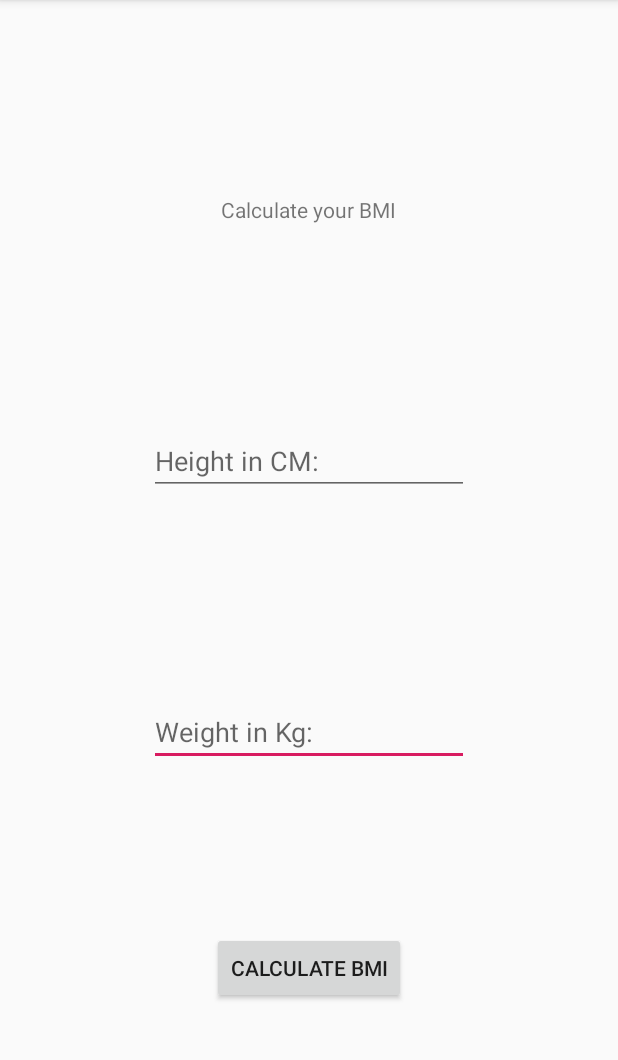
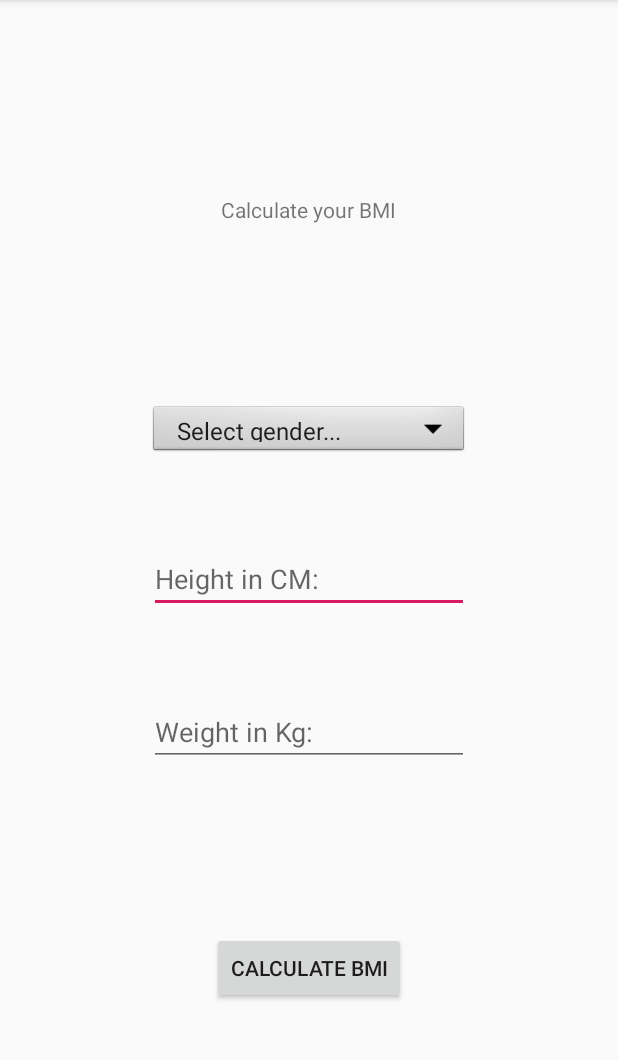
Before and after one commit to UPLukeet/Fitness-App, an Android app: the screen it shows after launch (MainActivity), on a phone screen of 412 x 824 dp, the part 84-1144 px from its top. Run offline under Robolectric (Android 15) with nearby library versions, the phone set to English and light mode, and no system bars.

Commit message:
addded dropdown menu/spinner

```diff
--- /dev/null
+++ b/app/src/main/java/com/example/test/Spinner.kt
@@ -0,0 +1,27 @@
+package com.example.test
+
+import androidx.appcompat.app.AppCompatActivity
+import android.os.Bundle
+import android.widget.Spinner
+import android.widget.ArrayAdapter
+import kotlinx.android.synthetic.main.activity_main.*
+
+class Spinner : AppCompatActivity() {
+
+    override fun onCreate(savedInstanceState: Bundle?) {
+        super.onCreate(savedInstanceState)
+        setContentView(R.layout.activity_main)
+
+        // Create an ArrayAdapter
+        val adapter = ArrayAdapter.createFromResource(
+            this,
+            R.array.gender_list, android.R.layout.simple_spinner_item
+        )
+        // Specify the layout to use when the list of choices appears
+        adapter.setDropDownViewResource(android.R.layout.simple_spinner_dropdown_item)
+        // Apply the adapter to the spinner
+        input_gender.adapter = adapter
+    }
+
+
+}
--- a/app/src/main/res/layout-v26/activity_main.xml
+++ b/app/src/main/res/layout-v26/activity_main.xml
@@ -5,6 +5,46 @@
     android:layout_width="match_parent"
     android:layout_height="match_parent"
     tools:context=".MainActivity">
+
+    <TextView
+        android:id="@+id/output_BMI"
+        android:layout_width="wrap_content"
+        android:layout_height="wrap_content"
+        android:text="@string/Calculate_your_BMI"
+        app:layout_constraintBottom_toBottomOf="parent"
+        app:layout_constraintHorizontal_bias="0.498"
+        app:layout_constraintLeft_toLeftOf="parent"
+        app:layout_constraintRight_toRightOf="parent"
+        app:layout_constraintTop_toTopOf="parent"
+        app:layout_constraintVertical_bias="0.174" />
+
+    <Spinner
+        android:id="@+id/input_gender"
+        android:layout_width="213dp"
+        android:layout_height="37dp"
+        android:background="@android:drawable/btn_dropdown"
+        android:spinnerMode="dropdown"
+        app:layout_constraintBottom_toTopOf="@+id/input_height"
+        app:layout_constraintEnd_toEndOf="parent"
+        app:layout_constraintStart_toStartOf="parent"
+        app:layout_constraintTop_toBottomOf="@+id/output_BMI"
+        app:layout_constraintVertical_bias="0.675"
+        android:entries="@array/gender_list"/>
+
+
+    <EditText
+        android:id="@+id/input_height"
+        android:layout_width="wrap_content"
+        android:layout_height="wrap_content"
+        android:autofillHints=""
+        android:ems="10"
+        android:hint="@string/height_in_cm"
+        android:inputType="number"
+        app:layout_constraintBottom_toTopOf="@+id/input_weight"
+        app:layout_constraintEnd_toEndOf="parent"
+        app:layout_constraintStart_toStartOf="parent"
+        app:layout_constraintTop_toBottomOf="@+id/output_BMI"
+        app:layout_constraintVertical_bias="0.79" />
 
     <EditText
         android:id="@+id/input_weight"
@@ -20,17 +60,6 @@
         app:layout_constraintVertical_bias="0.741"
         android:autofillHints="" />
 
-    <TextView
-        android:id="@+id/output_BMI"
-        android:layout_width="wrap_content"
-        android:layout_height="wrap_content"
-        android:text="@string/Calculate_your_BMI"
-        app:layout_constraintBottom_toBottomOf="parent"
-        app:layout_constraintHorizontal_bias="0.498"
-        app:layout_constraintLeft_toLeftOf="parent"
-        app:layout_constraintRight_toRightOf="parent"
-        app:layout_constraintTop_toTopOf="parent"
-        app:layout_constraintVertical_bias="0.174" />
 
     <Button
         android:id="@+id/btn_change_text"
@@ -43,17 +72,5 @@
         app:layout_constraintTop_toBottomOf="@+id/output_BMI"
         app:layout_constraintVertical_bias="0.827" />
 
-    <EditText
-        android:id="@+id/input_height"
-        android:layout_width="wrap_content"
-        android:layout_height="wrap_content"
-        android:ems="10"
-        android:hint="@string/height_in_cm"
-        android:inputType="number"
-        app:layout_constraintBottom_toTopOf="@+id/input_weight"
-        app:layout_constraintEnd_toEndOf="parent"
-        app:layout_constraintStart_toStartOf="parent"
-        app:layout_constraintTop_toBottomOf="@+id/output_BMI"
-        android:autofillHints="" />
 
 </androidx.constraintlayout.widget.ConstraintLayout>
--- a/app/src/main/res/layout/activity_main.xml
+++ b/app/src/main/res/layout/activity_main.xml
@@ -5,6 +5,48 @@
     android:layout_width="match_parent"
     android:layout_height="match_parent"
     tools:context=".MainActivity">
+
+
+
+    <TextView
+        android:id="@+id/output_BMI"
+        android:layout_width="wrap_content"
+        android:layout_height="wrap_content"
+        android:text="Calculate your BMI"
+        app:layout_constraintBottom_toBottomOf="parent"
+        app:layout_constraintHorizontal_bias="0.498"
+        app:layout_constraintLeft_toLeftOf="parent"
+        app:layout_constraintRight_toRightOf="parent"
+        app:layout_constraintTop_toTopOf="parent"
+        app:layout_constraintVertical_bias="0.174" />
+
+
+    <Spinner
+        android:id="@+id/input_gender"
+        android:layout_width="213dp"
+        android:layout_height="37dp"
+        android:background="@android:drawable/btn_dropdown"
+        android:spinnerMode="dropdown"
+        app:layout_constraintBottom_toTopOf="@+id/input_height"
+        app:layout_constraintEnd_toEndOf="parent"
+        app:layout_constraintStart_toStartOf="parent"
+        app:layout_constraintTop_toBottomOf="@+id/output_BMI"
+        app:layout_constraintVertical_bias="0.675" />
+
+    <EditText
+        android:id="@+id/input_height"
+        android:layout_width="wrap_content"
+        android:layout_height="wrap_content"
+        android:autofillHints=""
+        android:ems="10"
+        android:hint="@string/height_in_cm"
+        android:inputType="number"
+        app:layout_constraintBottom_toTopOf="@+id/input_weight"
+        app:layout_constraintEnd_toEndOf="parent"
+        app:layout_constraintStart_toStartOf="parent"
+        app:layout_constraintTop_toBottomOf="@+id/output_BMI"
+        app:layout_constraintVertical_bias="0.754"
+        tools:targetApi="o" />
 
     <EditText
         android:id="@+id/input_weight"
@@ -20,18 +62,6 @@
         app:layout_constraintVertical_bias="0.741"
         android:autofillHints="" tools:targetApi="o"/>
 
-    <TextView
-        android:id="@+id/output_BMI"
-        android:layout_width="wrap_content"
-        android:layout_height="wrap_content"
-        android:text="Calculate your BMI"
-        app:layout_constraintBottom_toBottomOf="parent"
-        app:layout_constraintHorizontal_bias="0.498"
-        app:layout_constraintLeft_toLeftOf="parent"
-        app:layout_constraintRight_toRightOf="parent"
-        app:layout_constraintTop_toTopOf="parent"
-        app:layout_constraintVertical_bias="0.174" />
-
     <Button
         android:id="@+id/btn_change_text"
         android:layout_width="wrap_content"
@@ -43,17 +73,5 @@
         app:layout_constraintTop_toBottomOf="@+id/output_BMI"
         app:layout_constraintVertical_bias="0.827" />
 
-    <EditText
-        android:id="@+id/input_height"
-        android:layout_width="wrap_content"
-        android:layout_height="wrap_content"
-        android:ems="10"
-        android:hint="@string/height_in_cm"
-        android:inputType="number"
-        app:layout_constraintBottom_toTopOf="@+id/input_weight"
-        app:layout_constraintEnd_toEndOf="parent"
-        app:layout_constraintStart_toStartOf="parent"
-        app:layout_constraintTop_toBottomOf="@+id/output_BMI"
-        android:autofillHints="" tools:targetApi="o"/>
 
 </androidx.constraintlayout.widget.ConstraintLayout>
--- a/app/src/main/res/values/strings.xml
+++ b/app/src/main/res/values/strings.xml
@@ -4,4 +4,9 @@
     <string name="Calculate_your_BMI">Calculate your BMI</string>
     <string name="calculate_bmi">Calculate BMI</string>
     <string name="height_in_cm">Height in CM:</string>
+    <string-array name="gender_list">
+        <item>Select gender...</item>
+        <item>Male</item>
+        <item>Female</item>
+    </string-array>
 </resources>
```
Also changed, not shown: app/src/main/java/com/example/test/MainActivity.kt (+1 -0 lines).
